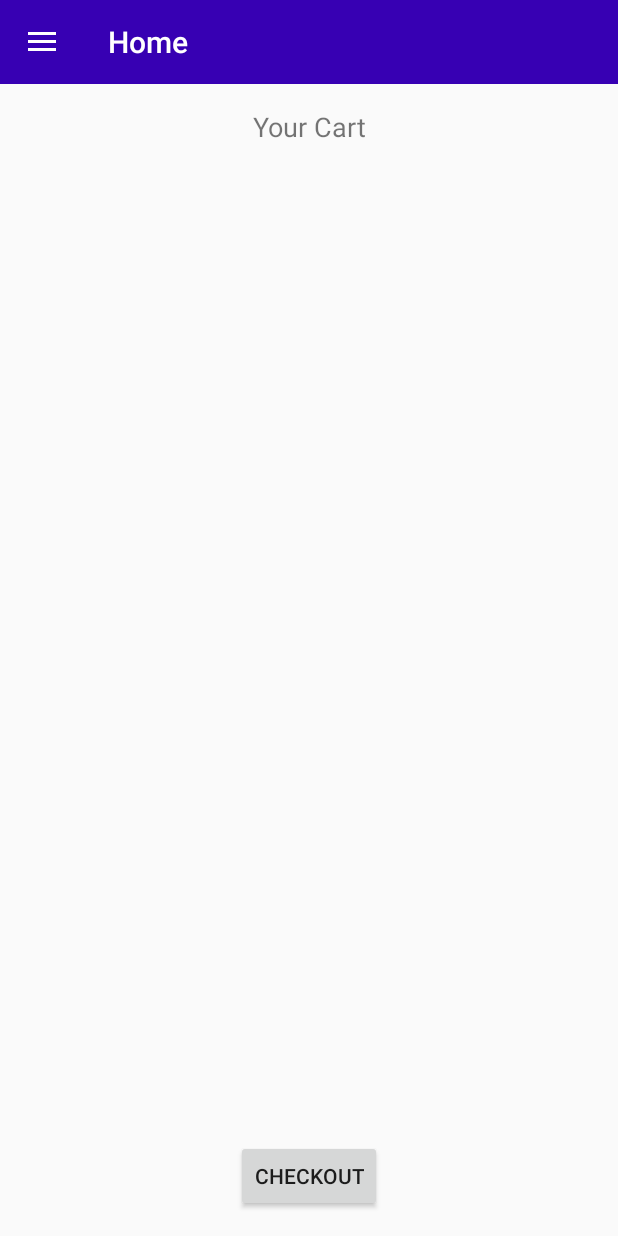
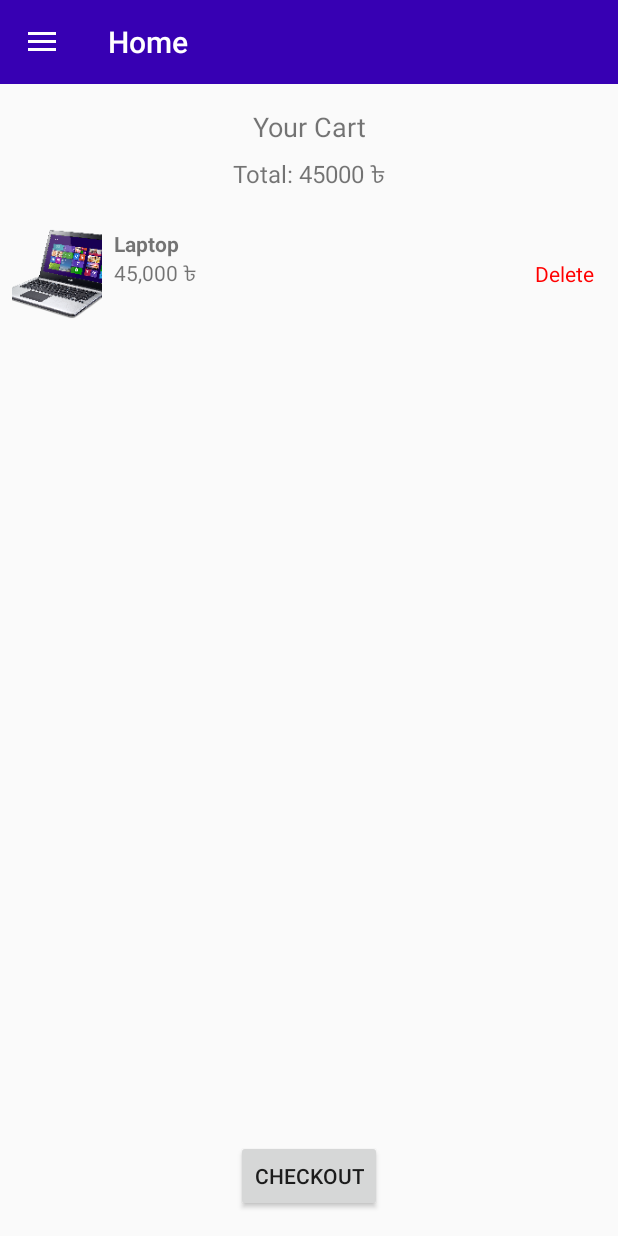
Before and after one commit to KaziRifatAlMuin/Campus-Bazar_Ecommerce-App-Project, an Android app: the fragment MyCartFragment placed in its activity, on a phone screen of 412 x 824 dp. Run offline under Robolectric (Android 15) with nearby library versions, the phone set to English and light mode, and no system bars; our stand-ins replace Firebase (no records; nobody signed in at launch, a user with empty details on screens opened directly); pictures from the network do not load.

Commit message:
My Cart Working

```diff
--- /dev/null
+++ b/app/src/main/java/com/rifat/campusbazar/CartAdapter.java
@@ -0,0 +1,81 @@
+package com.rifat.campusbazar;
+
+import android.content.Context;
+import android.view.LayoutInflater;
+import android.view.View;
+import android.view.ViewGroup;
+import android.widget.ImageView;
+import android.widget.TextView;
+
+import androidx.annotation.NonNull;
+import androidx.recyclerview.widget.RecyclerView;
+import com.bumptech.glide.Glide;
+import java.util.List;
+
+public class CartAdapter extends RecyclerView.Adapter<CartAdapter.CartViewHolder> {
+
+    private final Context context;
+    private List<Product> cartItems;
+    private final OnDeleteClickListener onDeleteClickListener;
+
+    public interface OnDeleteClickListener {
+        void onDeleteClick(Product product);
+    }
+
+    public CartAdapter(Context context, List<Product> cartItems, OnDeleteClickListener listener) {
+        this.context = context;
+        this.cartItems = cartItems;
+        this.onDeleteClickListener = listener;
+    }
+
+    public void updateCartItems(List<Product> newItems) {
+        this.cartItems = newItems;
+        notifyDataSetChanged();
+    }
+
+    @NonNull
+    @Override
+    public CartViewHolder onCreateViewHolder(@NonNull ViewGroup parent, int viewType) {
+        View view = LayoutInflater.from(context).inflate(R.layout.item_cart, parent, false);
+        return new CartViewHolder(view);
+    }
+
+    @Override
+    public void onBindViewHolder(@NonNull CartViewHolder holder, int position) {
+        Product product = cartItems.get(position);
+        holder.productName.setText(product.getName());
+        holder.productPrice.setText(product.getPrice());
+
+        if (product.getImageUrl() != null && !product.getImageUrl().isEmpty()) {
+            Glide.with(context)
+                    .load(product.getImageUrl())
+                    .placeholder(R.drawable.placeholder_image)
+                    .into(holder.productImage);
+        } else {
+            Glide.with(context)
+                    .load(product.getImageResId())
+                    .placeholder(R.drawable.placeholder_image)
+                    .into(holder.productImage);
+        }
+
+        holder.deleteItem.setOnClickListener(v -> onDeleteClickListener.onDeleteClick(product));
+    }
+
+    @Override
+    public int getItemCount() {
+        return cartItems == null ? 0 : cartItems.size();
+    }
+
+    static class CartViewHolder extends RecyclerView.ViewHolder {
+        ImageView productImage;
+        TextView productName, productPrice, deleteItem;
+
+        CartViewHolder(@NonNull View itemView) {
+            super(itemView);
+            productImage = itemView.findViewById(R.id.cart_product_image);
+            productName = itemView.findViewById(R.id.cart_product_name);
+            productPrice = itemView.findViewById(R.id.cart_product_price);
+            deleteItem = itemView.findViewById(R.id.cart_delete_item);
+        }
+    }
+}
--- /dev/null
+++ b/app/src/main/java/com/rifat/campusbazar/CartRepository.java
@@ -0,0 +1,62 @@
+package com.rifat.campusbazar;
+
+import androidx.lifecycle.LiveData;
+import androidx.lifecycle.MutableLiveData;
+
+import java.util.ArrayList;
+import java.util.List;
+
+public class CartRepository {
+    private static CartRepository instance;
+
+    private final MutableLiveData<List<Product>> cartItemsLiveData = new MutableLiveData<>(new ArrayList<>());
+    private final MutableLiveData<Integer> totalPriceLiveData = new MutableLiveData<>(0);
+
+    private CartRepository() {}
+
+    public static synchronized CartRepository getInstance() {
+        if (instance == null) {
+            instance = new CartRepository();
+        }
+        return instance;
+    }
+
+    // Getter for LiveData of cart items
+    public LiveData<List<Product>> getCartItemsLiveData() {
+        return cartItemsLiveData;
+    }
+
+    // Getter for LiveData of total price
+    public LiveData<Integer> getTotalPriceLiveData() {
+        return totalPriceLiveData;
+    }
+
+    // Add item to the cart
+    public void addItemToCart(Product product) {
+        List<Product> currentCart = new ArrayList<>(cartItemsLiveData.getValue());
+        currentCart.add(product);
+        cartItemsLiveData.setValue(currentCart);
+        recalculateTotalPrice(currentCart);
+    }
+
+    // Remove item from the cart
+    public void removeItemFromCart(Product product) {
+        List<Product> currentCart = new ArrayList<>(cartItemsLiveData.getValue());
+        currentCart.remove(product);
+        cartItemsLiveData.setValue(currentCart);
+        recalculateTotalPrice(currentCart);
+    }
+
+    // Recalculate total price of items in the cart
+    private void recalculateTotalPrice(List<Product> currentCart) {
+        int total = 0;
+        for (Product product : currentCart) {
+            // Parse price to extract numeric value (removing "৳" and other characters)
+            String numericPrice = product.getPrice().replaceAll("[^0-9]", "");
+            if (!numericPrice.isEmpty()) {
+                total += Integer.parseInt(numericPrice);
+            }
+        }
+        totalPriceLiveData.setValue(total);
+    }
+}
--- a/app/src/main/java/com/rifat/campusbazar/HomeFragment.java
+++ b/app/src/main/java/com/rifat/campusbazar/HomeFragment.java
@@ -4,6 +4,7 @@ import android.os.Bundle;
 import android.view.LayoutInflater;
 import android.view.View;
 import android.view.ViewGroup;
+import android.widget.Toast;
 
 import androidx.annotation.NonNull;
 import androidx.annotation.Nullable;
@@ -21,20 +22,35 @@ public class HomeFragment extends Fragment {
     private ViewPager2 sliderViewPager;
 
     @Override
-    public View onCreateView(LayoutInflater inflater, ViewGroup container,
+    public View onCreateView(@NonNull LayoutInflater inflater,
+                             ViewGroup container,
                              Bundle savedInstanceState) {
         View view = inflater.inflate(R.layout.fragment_home, container, false);
 
         // Set up RecyclerView for products
         productsRecyclerView = view.findViewById(R.id.productsRecyclerView);
         productsRecyclerView.setLayoutManager(new GridLayoutManager(getContext(), 2));
-        productsRecyclerView.setAdapter(new ProductAdapter(getContext(), getDummyProductList()));
+
+        // Set adapter with an OnProductClickListener
+        productsRecyclerView.setAdapter(new ProductAdapter(
+                requireContext(),
+                getDummyProductList(),
+                this::onProductClick
+        ));
 
         // Set up ViewPager2 for slider
         sliderViewPager = view.findViewById(R.id.sliderViewPager);
         sliderViewPager.setAdapter(new SliderAdapter(getSliderImages()));
 
         return view;
+    }
+
+    // Handle product clicks
+    private void onProductClick(Product product) {
+        // Add the product to the cart
+        CartRepository.getInstance().addItemToCart(product);
+        // Show a Toast message as feedback
+        Toast.makeText(getContext(), product.getName() + " added to cart", Toast.LENGTH_SHORT).show();
     }
 
     // Dummy data for products
--- a/app/src/main/java/com/rifat/campusbazar/MyCartFragment.java
+++ b/app/src/main/java/com/rifat/campusbazar/MyCartFragment.java
@@ -1,5 +1,7 @@
 package com.rifat.campusbazar;
 
+import android.content.Intent;
+import android.net.Uri;
 import android.os.Bundle;
 import androidx.fragment.app.Fragment;
 import androidx.lifecycle.ViewModelProvider;
@@ -8,13 +10,16 @@ import androidx.recyclerview.widget.RecyclerView;
 import android.view.LayoutInflater;
 import android.view.View;
 import android.view.ViewGroup;
-import com.rifat.campusbazar.R;
+import android.widget.TextView;
 import com.rifat.campusbazar.databinding.FragmentMyCartBinding;
+
+import java.util.ArrayList;
 
 public class MyCartFragment extends Fragment {
 
     private FragmentMyCartBinding binding;
     private MyCartViewModel viewModel;
+    private CartAdapter cartAdapter;
 
     @Override
     public View onCreateView(LayoutInflater inflater, ViewGroup container, Bundle savedInstanceState) {
@@ -25,7 +30,30 @@ public class MyCartFragment extends Fragment {
         RecyclerView recyclerView = binding.cartItemsList;
         recyclerView.setLayoutManager(new LinearLayoutManager(getContext()));
 
-        // TODO: Set an adapter for RecyclerView (not implemented here)
+        cartAdapter = new CartAdapter(getContext(), new ArrayList<>(), product -> {
+            // Delete item callback
+            viewModel.removeItem(product);
+        });
+
+        recyclerView.setAdapter(cartAdapter);
+
+        // Observe cart items
+        viewModel.getCartItems().observe(getViewLifecycleOwner(), products -> {
+            cartAdapter.updateCartItems(products);
+        });
+
+        // Observe total price
+        viewModel.getTotalPrice().observe(getViewLifecycleOwner(), total -> {
+            binding.headerTotalPrice.setText("Total: " + total + " ৳");
+        });
+
+        // Checkout button click
+        binding.checkoutButton.setOnClickListener(v -> {
+            // For demonstration, open SSLCommerz sandbox URL in a browser
+            // In a real app, integrate with SSLCommerz API using their SDK or API calls
+            Intent browserIntent = new Intent(Intent.ACTION_VIEW, Uri.parse("https://developer.sslcommerz.com/"));
+            startActivity(browserIntent);
+        });
 
         return binding.getRoot();
     }
--- a/app/src/main/java/com/rifat/campusbazar/MyCartViewModel.java
+++ b/app/src/main/java/com/rifat/campusbazar/MyCartViewModel.java
@@ -1,7 +1,29 @@
 package com.rifat.campusbazar;
 
+import androidx.lifecycle.LiveData;
 import androidx.lifecycle.ViewModel;
 
+import java.util.List;
+
 public class MyCartViewModel extends ViewModel {
-    // Logic for cart items
+    private final CartRepository cartRepo;
+
+    public MyCartViewModel() {
+        cartRepo = CartRepository.getInstance();
+    }
+
+    // Get LiveData for cart items
+    public LiveData<List<Product>> getCartItems() {
+        return cartRepo.getCartItemsLiveData();
+    }
+
+    // Get LiveData for total price
+    public LiveData<Integer> getTotalPrice() {
+        return cartRepo.getTotalPriceLiveData();
+    }
+
+    // Remove an item from the cart
+    public void removeItem(Product product) {
+        cartRepo.removeItemFromCart(product);
+    }
 }
--- a/app/src/main/java/com/rifat/campusbazar/Product.java
+++ b/app/src/main/java/com/rifat/campusbazar/Product.java
@@ -7,7 +7,7 @@ public class Product {
     private String category;
     private String imageUrl; // New field
 
-    // Existing constructor
+    // Existing constructor for local resources
     public Product(String name, String price, int imageResId, String category) {
         this.name = name;
         this.price = price;
--- a/app/src/main/java/com/rifat/campusbazar/ProductAdapter.java
+++ b/app/src/main/java/com/rifat/campusbazar/ProductAdapter.java
@@ -11,7 +11,6 @@ import androidx.annotation.NonNull;
 import androidx.recyclerview.widget.RecyclerView;
 
 import com.bumptech.glide.Glide;
-import com.rifat.campusbazar.R;
 
 import java.util.List;
 
@@ -19,10 +18,17 @@ public class ProductAdapter extends RecyclerView.Adapter<ProductAdapter.ProductV
 
     private final Context context;
     private final List<Product> productList;
+    private final OnProductClickListener clickListener;
 
-    public ProductAdapter(Context context, List<Product> productList) {
+    // Interface for product click callback
+    public interface OnProductClickListener {
+        void onProductClick(Product product);
+    }
+
+    public ProductAdapter(Context context, List<Product> productList, OnProductClickListener clickListener) {
         this.context = context;
         this.productList = productList;
+        this.clickListener = clickListener;
     }
 
     @NonNull
@@ -37,24 +43,20 @@ public class ProductAdapter extends RecyclerView.Adapter<ProductAdapter.ProductV
         Product product = productList.get(position);
         holder.productName.setText(product.getName());
         holder.productPrice.setText(product.getPrice());
-        holder.productCategory.setText(product.getCategory());
 
-        // Decide which to load: URL or local resource
-        if (product.getImageUrl() != null && !product.getImageUrl().isEmpty()) {
-            // Load from URL
-            Glide.with(context)
-                    .load(product.getImageUrl())
-                    .placeholder(R.drawable.placeholder_image)
-                    .into(holder.productImage);
-        } else {
-            // Load from local resource
-            Glide.with(context)
-                    .load(product.getImageResId())
-                    .placeholder(R.drawable.placeholder_image)
-                    .into(holder.productImage);
-        }
+        // Load image using Glide
+        Glide.with(context)
+                .load(product.getImageUrl() != null ? product.getImageUrl() : product.getImageResId())
+                .placeholder(R.drawable.placeholder_image)
+                .into(holder.productImage);
+
+        // Set item click listener
+        holder.itemView.setOnClickListener(v -> {
+            if (clickListener != null) {
+                clickListener.onProductClick(product);
+            }
+        });
     }
-
 
     @Override
     public int getItemCount() {
@@ -63,14 +65,13 @@ public class ProductAdapter extends RecyclerView.Adapter<ProductAdapter.ProductV
 
     static class ProductViewHolder extends RecyclerView.ViewHolder {
         ImageView productImage;
-        TextView productName, productPrice, productCategory;
+        TextView productName, productPrice;
 
         ProductViewHolder(@NonNull View itemView) {
             super(itemView);
             productImage = itemView.findViewById(R.id.productImage);
             productName = itemView.findViewById(R.id.productName);
             productPrice = itemView.findViewById(R.id.productPrice);
-            productCategory = itemView.findViewById(R.id.productCategory);
         }
     }
 }
--- a/app/src/main/java/com/rifat/campusbazar/ShopFragment.java
+++ b/app/src/main/java/com/rifat/campusbazar/ShopFragment.java
@@ -5,12 +5,12 @@ import android.view.LayoutInflater;
 import android.view.View;
 import android.view.ViewGroup;
 import android.widget.Button;
+import android.widget.Toast;
 
 import androidx.annotation.NonNull;
 import androidx.annotation.Nullable;
 import androidx.fragment.app.Fragment;
 import androidx.recyclerview.widget.GridLayoutManager;
-import androidx.recyclerview.widget.LinearLayoutManager;
 import androidx.recyclerview.widget.RecyclerView;
 
 import com.android.volley.Request;
@@ -31,7 +31,7 @@ public class ShopFragment extends Fragment {
 
     private RecyclerView recyclerView;
     private ProductAdapter productAdapter;
-    private List<Product> productList; // Existing Product list
+    private List<Product> productList;
 
     @Nullable
     @Override
@@ -44,8 +44,8 @@ public class ShopFragment extends Fragment {
         recyclerView = rootView.findViewById(R.id.recyclerViewProducts);
         recyclerView.setLayoutManager(new GridLayoutManager(requireContext(), 2));
 
-        productList = new ArrayList<>(); // Initialize the list
-        productAdapter = new ProductAdapter(requireContext(), productList);
+        productList = new ArrayList<>();
+        productAdapter = new ProductAdapter(requireContext(), productList, this::onProductClick);
         recyclerView.setAdapter(productAdapter);
 
         btnShowAllProducts.setOnClickListener(v -> fetchProductData());
@@ -62,9 +62,7 @@ public class ShopFragment extends Fragment {
                     List<ProductNetwork> networkProducts = parseJsonResponse(response);
                     updateProductList(networkProducts);
                 },
-                error -> {
-                    error.printStackTrace();
-                }
+                Throwable::printStackTrace
         );
 
         requestQueue.add(jsonObjectRequest);
@@ -73,10 +71,7 @@ public class ShopFragment extends Fragment {
     private List<ProductNetwork> parseJsonResponse(JSONObject response) {
         List<ProductNetwork> networkProducts = new ArrayList<>();
         try {
-            // Get the "data" object first
             JSONObject dataObject = response.getJSONObject("data");
-
-            // Now get the products array from dataObject
             JSONArray productsArray = dataObject.getJSONArray("products");
 
             for (int i = 0; i < productsArray.length(); i++) {
@@ -96,11 +91,9 @@ public class ShopFragment extends Fragment {
         return networkProducts;
     }
 
-
     private void updateProductList(List<ProductNetwork> networkProducts) {
         productList.clear();
         for (ProductNetwork networkProduct : networkProducts) {
-            // Use the constructor that accepts imageUrl
             productList.add(new Product(
                     networkProduct.getName(),
                     networkProduct.getPrice(),
@@ -111,4 +104,9 @@ public class ShopFragment extends Fragment {
         productAdapter.notifyDataSetChanged();
     }
 
+    private void onProductClick(Product product) {
+        // Add product to cart
+        CartRepository.getInstance().addItemToCart(product);
+        Toast.makeText(requireContext(), product.getName() + " added to cart", Toast.LENGTH_SHORT).show();
+    }
 }
--- a/app/src/main/res/layout/fragment_my_cart.xml
+++ b/app/src/main/res/layout/fragment_my_cart.xml
@@ -1,10 +1,12 @@
 <?xml version="1.0" encoding="utf-8"?>
-<androidx.constraintlayout.widget.ConstraintLayout xmlns:android="http://schemas.android.com/apk/res/android"
+<androidx.constraintlayout.widget.ConstraintLayout
+    xmlns:android="http://schemas.android.com/apk/res/android"
     xmlns:app="http://schemas.android.com/apk/res-auto"
     xmlns:tools="http://schemas.android.com/tools"
+    android:id="@+id/cart_fragment_layout"
     android:layout_width="match_parent"
     android:layout_height="match_parent"
-    tools:context=".ui.mycart.MyCartFragment">
+    tools:context=".MyCartFragment">
 
     <TextView
         android:id="@+id/header_my_cart"
@@ -17,11 +19,22 @@
         app:layout_constraintEnd_toEndOf="parent"
         android:layout_marginTop="16dp" />
 
+    <TextView
+        android:id="@+id/header_total_price"
+        android:layout_width="wrap_content"
+        android:layout_height="wrap_content"
+        android:text="Total: 0 ৳"
+        android:textSize="16sp"
+        app:layout_constraintTop_toBottomOf="@id/header_my_cart"
+        app:layout_constraintStart_toStartOf="parent"
+        app:layout_constraintEnd_toEndOf="parent"
+        android:layout_marginTop="8dp" />
+
     <androidx.recyclerview.widget.RecyclerView
         android:id="@+id/cart_items_list"
         android:layout_width="match_parent"
         android:layout_height="0dp"
-        app:layout_constraintTop_toBottomOf="@id/header_my_cart"
+        app:layout_constraintTop_toBottomOf="@id/header_total_price"
         app:layout_constraintBottom_toTopOf="@+id/checkout_button"
         app:layout_constraintStart_toStartOf="parent"
         app:layout_constraintEnd_toEndOf="parent"
--- /dev/null
+++ b/app/src/main/res/layout/item_cart.xml
@@ -0,0 +1,45 @@
+<?xml version="1.0" encoding="utf-8"?>
+<LinearLayout
+    xmlns:android="http://schemas.android.com/apk/res/android"
+    android:orientation="horizontal"
+    android:layout_width="match_parent"
+    android:layout_height="wrap_content"
+    android:padding="8dp">
+
+    <ImageView
+        android:id="@+id/cart_product_image"
+        android:layout_width="60dp"
+        android:layout_height="60dp"
+        android:scaleType="centerCrop"
+        android:src="@drawable/placeholder_image" />
+
+    <LinearLayout
+        android:layout_width="0dp"
+        android:layout_height="match_parent"
+        android:orientation="vertical"
+        android:layout_weight="1"
+        android:paddingStart="8dp">
+
+        <TextView
+            android:id="@+id/cart_product_name"
+            android:layout_width="wrap_content"
+            android:layout_height="wrap_content"
+            android:text="Product Name"
+            android:textStyle="bold"/>
+
+        <TextView
+            android:id="@+id/cart_product_price"
+            android:layout_width="wrap_content"
+            android:layout_height="wrap_content"
+            android:text="Price"/>
+    </LinearLayout>
+
+    <TextView
+        android:id="@+id/cart_delete_item"
+        android:layout_width="wrap_content"
+        android:layout_height="wrap_content"
+        android:text="Delete"
+        android:textColor="#FF0000"
+        android:layout_gravity="center_vertical"
+        android:padding="8dp"/>
+</LinearLayout>
```
Also changed, not shown: app/src/main/java/com/rifat/campusbazar/HomeActivity.java (+4 -4 lines).
